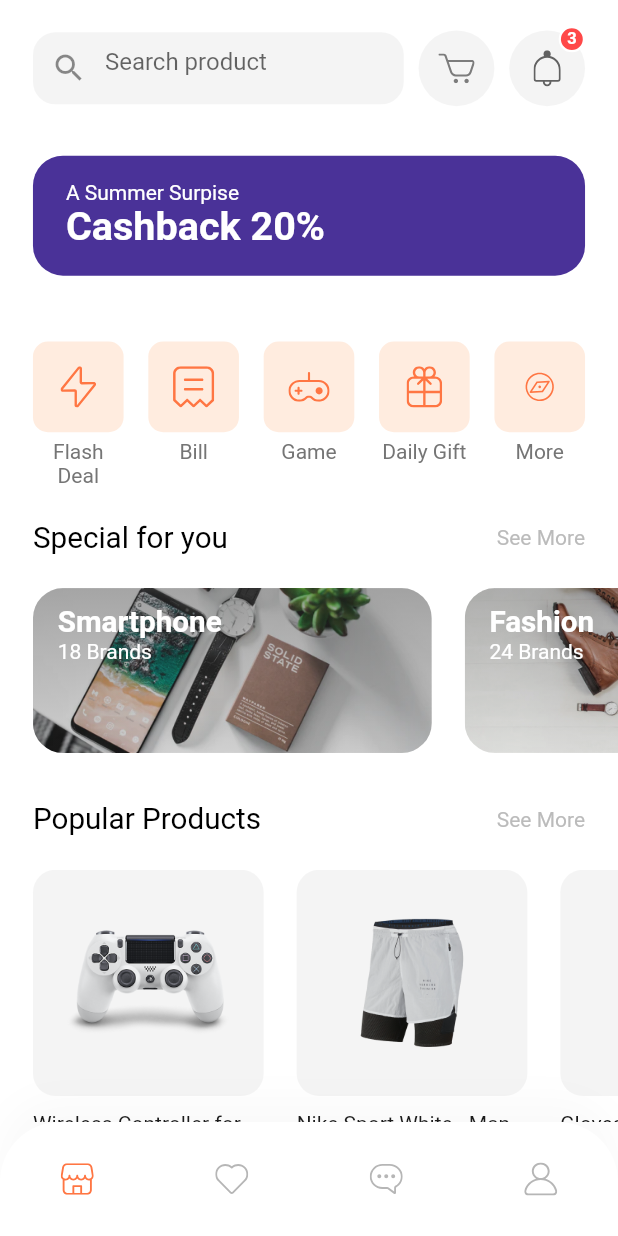
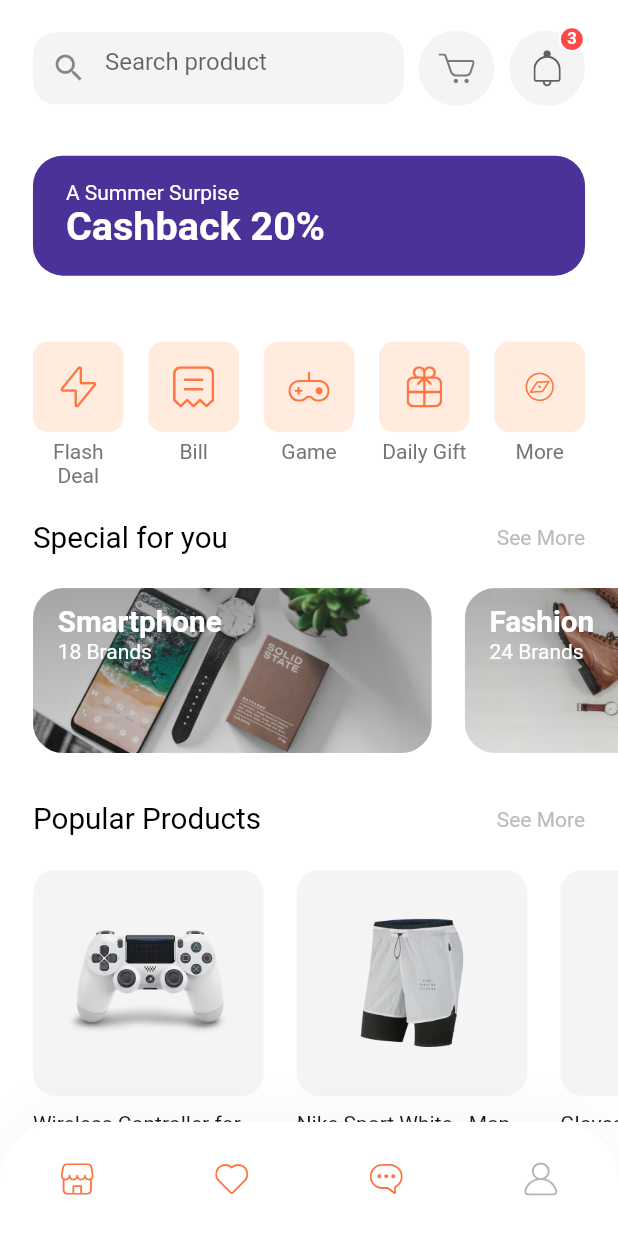
Before and after one commit to Himanshu03K/shop_app, a Flutter app: the HomeScreen screen opened by its route, on a phone screen of 412 x 824 dp. Run offline on Flutter 3.47's test engine with Material 2 defaults, Android fonts, the phone set to English and light mode, and no system bars; our stand-ins replace flutter_svg; Roboto replaces fonts that are missing (Muli).

Commit message:
Changes to be committed: 	modified:   lib/components/coustom_bottom_nav_bar.dart 	modified:   lib/models/Cart.dart 	new file:   lib/models/Favourite.dart 	modified:   lib/routes.dart 	new file:   lib/screens/favourites/components/body.dart 	new file:   lib/screens/favourites/components/fav_card.dart 	new file:   lib/screens/favourites/fav_screen.dart 	modified:   lib/screens/splash/components/body.dart

```diff
--- a/lib/components/coustom_bottom_nav_bar.dart
+++ b/lib/components/coustom_bottom_nav_bar.dart
@@ -1,5 +1,6 @@
 import 'package:flutter/material.dart';
 import 'package:flutter_svg/flutter_svg.dart';
+import 'package:shop_app/screens/favourites/fav_screen.dart';
 import 'package:shop_app/screens/home/home_screen.dart';
 import 'package:shop_app/screens/profile/profile_screen.dart';
 
@@ -49,11 +50,22 @@ class CustomBottomNavBar extends StatelessWidget {
                     Navigator.pushNamed(context, HomeScreen.routeName),
               ),
               IconButton(
-                icon: SvgPicture.asset("assets/icons/Heart Icon.svg"),
-                onPressed: () {},
+                icon: SvgPicture.asset(
+                  "assets/icons/Heart Icon.svg",
+                  color: MenuState.home == selectedMenu
+                      ? kPrimaryColor
+                      : inActiveIconColor,
+                ),
+                onPressed: () =>
+                    Navigator.pushNamed(context, FavouriteScreen.routeName),
               ),
               IconButton(
-                icon: SvgPicture.asset("assets/icons/Chat bubble Icon.svg"),
+                icon: SvgPicture.asset(
+                  "assets/icons/Chat bubble Icon.svg",
+                  color: MenuState.home == selectedMenu
+                      ? kPrimaryColor
+                      : inActiveIconColor,
+                ),
                 onPressed: () {},
               ),
               IconButton(
--- a/lib/models/Cart.dart
+++ b/lib/models/Cart.dart
@@ -1,6 +1,5 @@
 import 'package:flutter/material.dart';
 
-import 'Product.dart';
 import 'Product.dart';
 
 class Cart {
--- /dev/null
+++ b/lib/models/Favourite.dart
@@ -0,0 +1,18 @@
+import 'package:flutter/material.dart';
+
+import 'Product.dart';
+
+class Favourite {
+  final Product product;
+  final int numOfItem;
+
+  Favourite({required this.product, required this.numOfItem});
+}
+
+// Demo data for our Favourites
+
+List<Favourite> demoFavs = [
+  Favourite(product: demoProducts[0], numOfItem: 2),
+  Favourite(product: demoProducts[1], numOfItem: 1),
+  Favourite(product: demoProducts[3], numOfItem: 1),
+];
--- a/lib/routes.dart
+++ b/lib/routes.dart
@@ -2,6 +2,7 @@ import 'package:flutter/widgets.dart';
 import 'package:shop_app/screens/cart/cart_screen.dart';
 import 'package:shop_app/screens/complete_profile/complete_profile_screen.dart';
 import 'package:shop_app/screens/details/details_screen.dart';
+import 'package:shop_app/screens/favourites/fav_screen.dart';
 import 'package:shop_app/screens/forgot_password/forgot_password_screen.dart';
 import 'package:shop_app/screens/home/home_screen.dart';
 import 'package:shop_app/screens/login_success/login_success_screen.dart';
@@ -9,6 +10,7 @@ import 'package:shop_app/screens/otp/otp_screen.dart';
 import 'package:shop_app/screens/profile/profile_screen.dart';
 import 'package:shop_app/screens/sign_in/sign_in_screen.dart';
 import 'package:shop_app/screens/splash/splash_screen.dart';
+import 'package:shop_app/screens/favourites/fav_screen.dart';
 
 import 'screens/sign_up/sign_up_screen.dart';
 
@@ -26,4 +28,5 @@ final Map<String, WidgetBuilder> routes = {
   DetailsScreen.routeName: (context) => DetailsScreen(),
   CartScreen.routeName: (context) => CartScreen(),
   ProfileScreen.routeName: (context) => ProfileScreen(),
+  FavouriteScreen.routeName: (context) => FavouriteScreen(),
 };
--- a/lib/screens/splash/components/body.dart
+++ b/lib/screens/splash/components/body.dart
@@ -16,12 +16,11 @@ class _BodyState extends State<Body> {
   int currentPage = 0;
   List<Map<String, String>> splashData = [
     {
-      "text": "Welcome to Tokoto, Let’s shop!",
+      "text": "Welcome to souvenir, Let’s shop!",
       "image": "assets/images/splash_1.png"
     },
     {
-      "text":
-          "We help people conect with store \naround United State of America",
+      "text": "We help people conect with store \naround India",
       "image": "assets/images/splash_2.png"
     },
     {
```
Also changed, not shown: lib/screens/favourites/components/body.dart (added, +50 -0 lines), lib/screens/favourites/components/fav_card.dart (added, +61 -0 lines), lib/screens/favourites/fav_screen.dart (added, +20 -0 lines).
